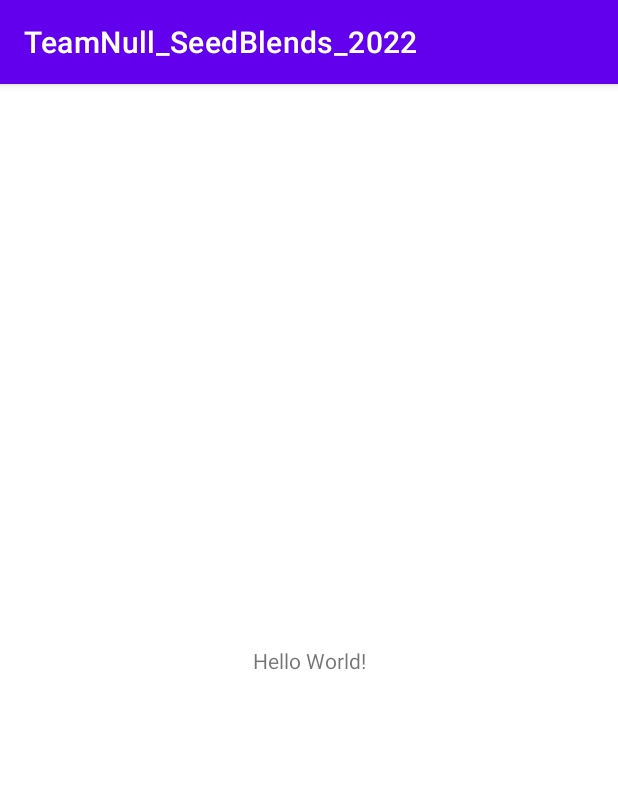
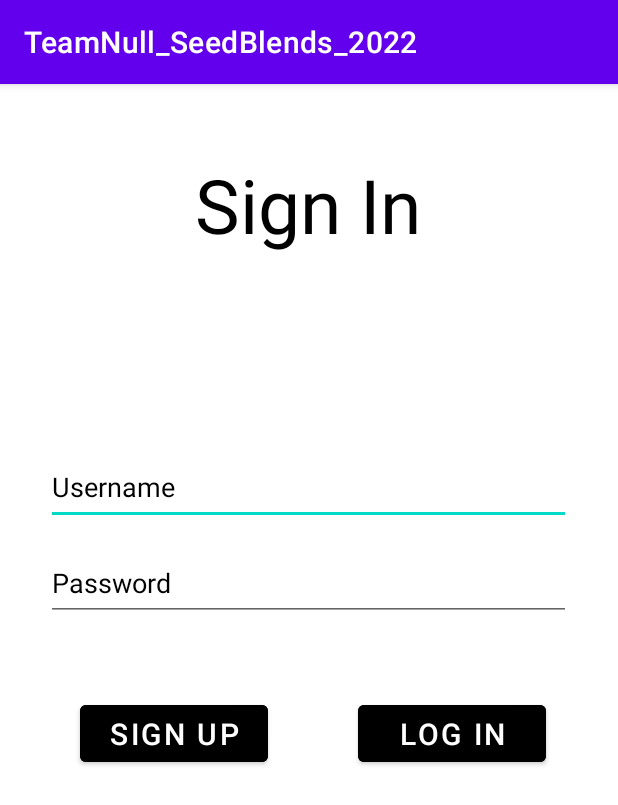
Before and after one commit to senpeii033/TeamNull_SeedBlends_2022, an Android app: the screen it shows after launch (MainActivity), on a phone screen of 412 x 824 dp. Shown: the top 805 px of the screen. Run offline under Robolectric (Android 15) with nearby library versions, the phone set to English and light mode, and no system bars.

Commit message:
Made Log in Screen

```diff
--- a/app/src/main/java/com/example/teamnull_seedblends_2022/MainActivity.java
+++ b/app/src/main/java/com/example/teamnull_seedblends_2022/MainActivity.java
@@ -11,4 +11,6 @@ public class MainActivity extends AppCompatActivity {
         super.onCreate(savedInstanceState);
         setContentView(R.layout.activity_main);
     }
+
+
 }
--- a/app/src/main/res/layout/activity_main.xml
+++ b/app/src/main/res/layout/activity_main.xml
@@ -6,13 +6,71 @@
     android:layout_height="match_parent"
     tools:context=".MainActivity">
 
+
     <TextView
+        android:id="@+id/textView"
         android:layout_width="wrap_content"
         android:layout_height="wrap_content"
-        android:text="Hello World!"
+        android:text="@string/sign_in"
+        android:textColor="@color/black"
+        android:textSize="50sp"
         app:layout_constraintBottom_toBottomOf="parent"
-        app:layout_constraintLeft_toLeftOf="parent"
-        app:layout_constraintRight_toRightOf="parent"
+        app:layout_constraintEnd_toEndOf="parent"
+        app:layout_constraintHorizontal_bias="0.497"
+        app:layout_constraintStart_toStartOf="parent"
+        app:layout_constraintTop_toTopOf="parent"
+        app:layout_constraintVertical_bias="0.067" />
+
+    <EditText
+        android:id="@+id/editText"
+        android:layout_width="350dp"
+        android:layout_height="50dp"
+        android:layout_marginTop="244dp"
+        android:autofillHints="username"
+        android:hint="@string/username"
+        android:textColorHint="@color/black"
+        app:layout_constraintEnd_toEndOf="parent"
+        app:layout_constraintHorizontal_bias="0.491"
+        app:layout_constraintStart_toStartOf="parent"
         app:layout_constraintTop_toTopOf="parent" />
 
+    <EditText
+        android:id="@+id/editText2"
+        android:layout_width="350dp"
+        android:layout_height="50dp"
+        android:layout_marginTop="308dp"
+        android:hint="@string/Password"
+        android:textColorHint="@color/black"
+        app:layout_constraintEnd_toEndOf="parent"
+        app:layout_constraintHorizontal_bias="0.491"
+        app:layout_constraintStart_toStartOf="parent"
+        app:layout_constraintTop_toTopOf="parent" />
+
+    <Button
+        android:id="@+id/signInButton"
+        android:layout_width="125dp"
+        android:layout_height="50dp"
+        android:layout_marginTop="408dp"
+        android:backgroundTint="#000000"
+        android:text="@string/sign_up"
+        android:textSize="20sp"
+        app:layout_constraintEnd_toEndOf="parent"
+        app:layout_constraintHorizontal_bias="0.185"
+        app:layout_constraintStart_toStartOf="parent"
+        app:layout_constraintTop_toTopOf="parent" />
+
+    <Button
+        android:layout_width="125sp"
+        android:layout_height="50dp"
+        android:layout_marginTop="408dp"
+        android:backgroundTint="#000000"
+        android:text="@string/log_in"
+        android:textSize="20sp"
+        app:layout_constraintEnd_toEndOf="parent"
+        app:layout_constraintHorizontal_bias="0.832"
+        app:layout_constraintStart_toStartOf="parent"
+        app:layout_constraintTop_toTopOf="parent" />
+
+
+
 </androidx.constraintlayout.widget.ConstraintLayout>
--- a/app/src/main/res/values/strings.xml
+++ b/app/src/main/res/values/strings.xml
@@ -1,3 +1,8 @@
 <resources>
     <string name="app_name">TeamNull_SeedBlends_2022</string>
+    <string name="sign_in">Sign In</string>
+    <string name="username">Username</string>
+    <string name = "Password">Password</string>
+    <string name="sign_up">Sign Up</string>
+    <string name="log_in">Log in</string>
 </resources>
```
Also changed, not shown: app/src/main/res/drawable/logo3.jpeg (added).
